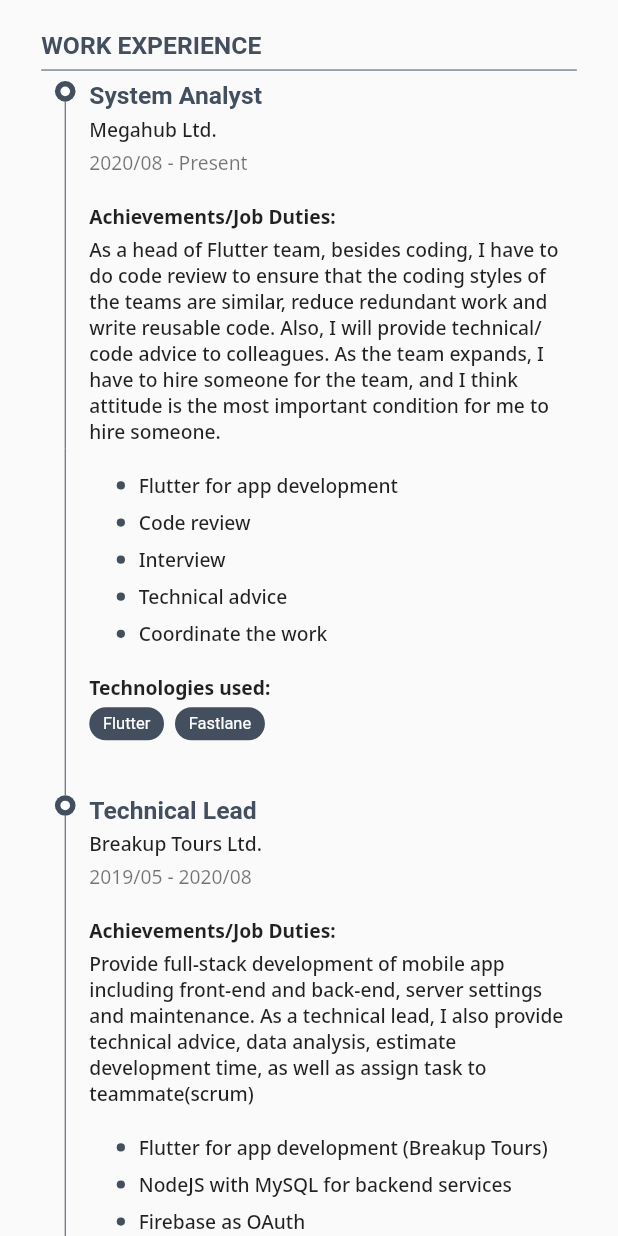
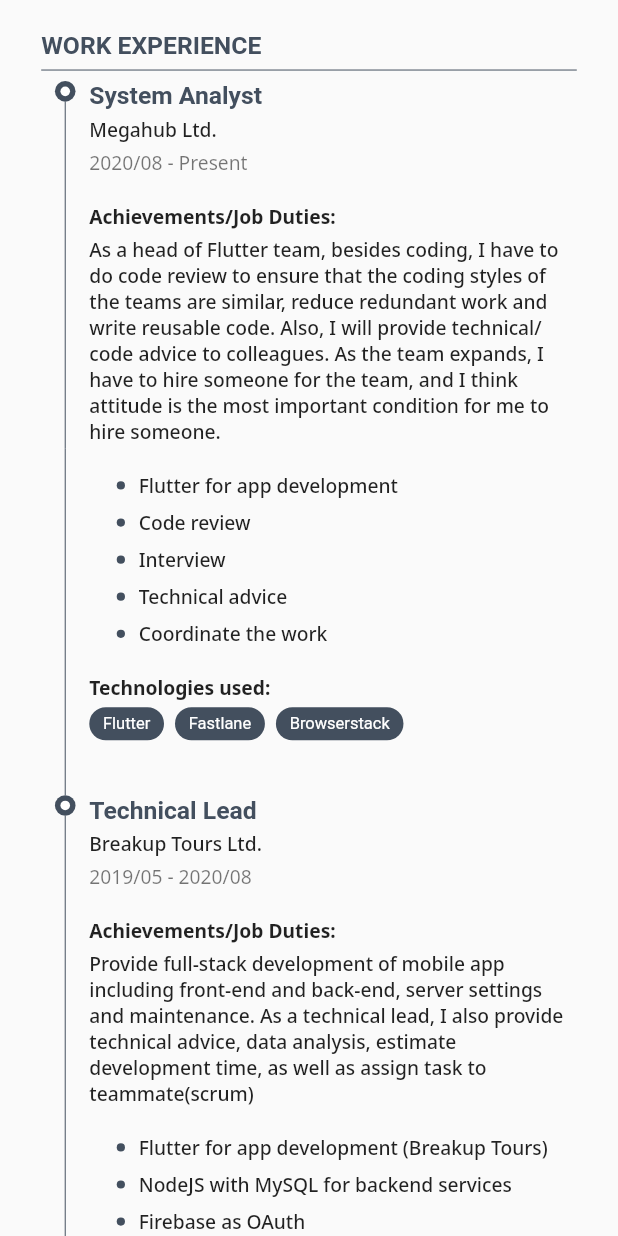
Before and after one commit to whitmanlui/resume, a Flutter app: the screen it shows after launch, scrolled down 576 dp, on a phone screen of 412 x 824 dp. Run offline on Flutter 3.47's test engine with Material 2 defaults, Android fonts, the phone set to English and light mode, and no system bars; our stand-ins replace font_awesome_flutter, google_fonts, responsive_framework.

Commit message:
update data

```diff
--- a/lib/constants/data.dart
+++ b/lib/constants/data.dart
@@ -23,6 +23,7 @@ class Data {
       technologiesUsed: [
         'Flutter',
         'Fastlane',
+        'Browserstack',
       ],
     ),
     WorkExperience(
```
